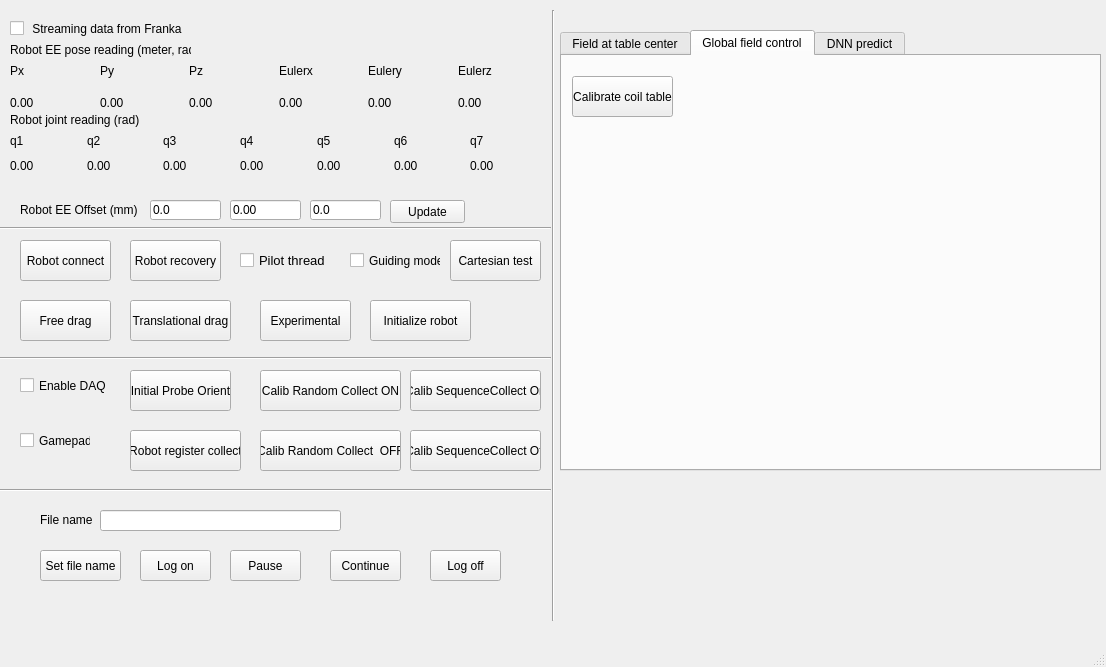
First picture: the form in mainwindow.ui, repository erikfredin/FrankaEmikaGUI, before the edit.
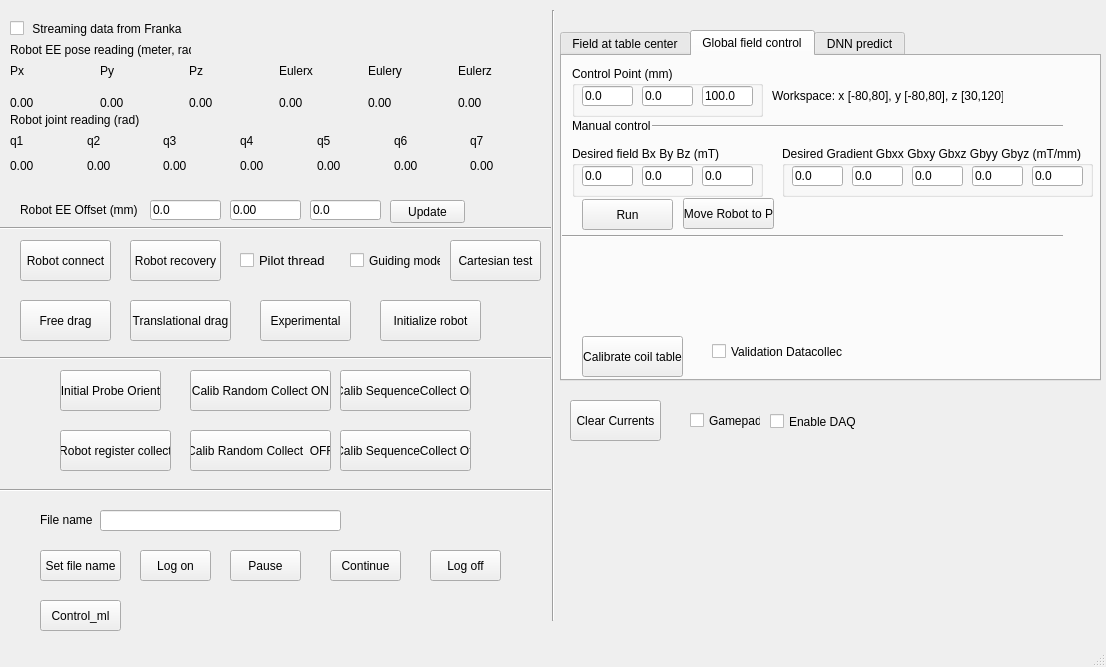
Second picture: the form after the edit.

Commit message: add random evaluation data collection and full workspace field control

```diff
--- a/mainwindow.ui
+++ b/mainwindow.ui
@@ -515,7 +515,7 @@
    <widget class="QPushButton" name="pushButton_registercollect">
     <property name="geometry">
      <rect>
-      <x>130</x>
+      <x>60</x>
       <y>430</y>
       <width>111</width>
       <height>41</height>
@@ -528,7 +528,7 @@
    <widget class="QPushButton" name="pushButton_calibrationcollect">
     <property name="geometry">
      <rect>
-      <x>260</x>
+      <x>190</x>
       <y>370</y>
       <width>141</width>
       <height>41</height>
@@ -554,7 +554,7 @@
    <widget class="QPushButton" name="pushButton_calibrationcollect_off">
     <property name="geometry">
      <rect>
-      <x>260</x>
+      <x>190</x>
       <y>430</y>
       <width>141</width>
       <height>41</height>
@@ -567,8 +567,8 @@
    <widget class="QCheckBox" name="checkBox_enableDAQ">
     <property name="geometry">
      <rect>
-      <x>20</x>
-      <y>370</y>
+      <x>770</x>
+      <y>406</y>
       <width>91</width>
       <height>31</height>
      </rect>
@@ -619,7 +619,7 @@
    <widget class="QPushButton" name="pushButton_initializerobot">
     <property name="geometry">
      <rect>
-      <x>370</x>
+      <x>380</x>
       <y>300</y>
       <width>101</width>
       <height>41</height>
@@ -645,8 +645,8 @@
    <widget class="QCheckBox" name="checkBox_controllerEnable">
     <property name="geometry">
      <rect>
-      <x>20</x>
-      <y>420</y>
+      <x>690</x>
+      <y>400</y>
       <width>71</width>
       <height>41</height>
      </rect>
@@ -671,7 +671,7 @@
    <widget class="QPushButton" name="pushButton_initialprobeorient">
     <property name="geometry">
      <rect>
-      <x>130</x>
+      <x>60</x>
       <y>370</y>
       <width>101</width>
       <height>41</height>
@@ -684,7 +684,7 @@
    <widget class="QPushButton" name="pushButton_calibrationcollect_sequence_on">
     <property name="geometry">
      <rect>
-      <x>410</x>
+      <x>340</x>
       <y>370</y>
       <width>131</width>
       <height>41</height>
@@ -697,7 +697,7 @@
    <widget class="QPushButton" name="pushButton_calibrationcollect_sequence_off">
     <property name="geometry">
      <rect>
-      <x>410</x>
+      <x>340</x>
       <y>430</y>
       <width>131</width>
       <height>41</height>
@@ -713,7 +713,7 @@
       <x>560</x>
       <y>30</y>
       <width>541</width>
-      <height>441</height>
+      <height>351</height>
      </rect>
     </property>
     <property name="currentIndex">
@@ -788,19 +788,6 @@
        <string>Run Global field</string>
       </property>
      </widget>
-     <widget class="QPushButton" name="pushButton_clearcurrent">
-      <property name="geometry">
-       <rect>
-        <x>380</x>
-        <y>30</y>
-        <width>91</width>
-        <height>41</height>
-       </rect>
-      </property>
-      <property name="text">
-       <string>Clear Currents</string>
-      </property>
-     </widget>
     </widget>
     <widget class="QWidget" name="tab_7">
      <attribute name="title">
@@ -809,8 +796,8 @@
      <widget class="QPushButton" name="pushButton_CalibrateCoiltable">
       <property name="geometry">
        <rect>
-        <x>10</x>
-        <y>20</y>
+        <x>20</x>
+        <y>280</y>
         <width>101</width>
         <height>41</height>
        </rect>
@@ -819,6 +806,279 @@
        <string>Calibrate coil table</string>
       </property>
      </widget>
+     <widget class="QGroupBox" name="groupBox_5">
+      <property name="geometry">
+       <rect>
+        <x>10</x>
+        <y>10</y>
+        <width>191</width>
+        <height>51</height>
+       </rect>
+      </property>
+      <property name="title">
+       <string>Control Point (mm)</string>
+      </property>
+      <widget class="QLineEdit" name="lineEdit_Fullworkspace_Px">
+       <property name="geometry">
+        <rect>
+         <x>10</x>
+         <y>20</y>
+         <width>51</width>
+         <height>20</height>
+        </rect>
+       </property>
+       <property name="text">
+        <string>0.0</string>
+       </property>
+      </widget>
+      <widget class="QLineEdit" name="lineEdit_Fullworkspace_Py">
+       <property name="geometry">
+        <rect>
+         <x>70</x>
+         <y>20</y>
+         <width>51</width>
+         <height>20</height>
+        </rect>
+       </property>
+       <property name="text">
+        <string>0.0</string>
+       </property>
+      </widget>
+      <widget class="QLineEdit" name="lineEdit_Fullworkspace_Pz">
+       <property name="geometry">
+        <rect>
+         <x>130</x>
+         <y>20</y>
+         <width>51</width>
+         <height>20</height>
+        </rect>
+       </property>
+       <property name="text">
+        <string>100.0</string>
+       </property>
+      </widget>
+     </widget>
+     <widget class="QGroupBox" name="groupBox_6">
+      <property name="geometry">
+       <rect>
+        <x>10</x>
+        <y>90</y>
+        <width>191</width>
+        <height>51</height>
+       </rect>
+      </property>
+      <property name="title">
+       <string>Desired field Bx By Bz (mT)</string>
+      </property>
+      <widget class="QLineEdit" name="lineEdit_Fullworkspace_Bx">
+       <property name="geometry">
+        <rect>
+         <x>10</x>
+         <y>20</y>
+         <width>51</width>
+         <height>20</height>
+        </rect>
+       </property>
+       <property name="text">
+        <string>0.0</string>
+       </property>
+      </widget>
+      <widget class="QLineEdit" name="lineEdit_Fullworkspace_By">
+       <property name="geometry">
+        <rect>
+         <x>70</x>
+         <y>20</y>
+         <width>51</width>
+         <height>20</height>
+        </rect>
+       </property>
+       <property name="text">
+        <string>0.0</string>
+       </property>
+      </widget>
+      <widget class="QLineEdit" name="lineEdit_Fullworkspace_Bz">
+       <property name="geometry">
+        <rect>
+         <x>130</x>
+         <y>20</y>
+         <width>51</width>
+         <height>20</height>
+        </rect>
+       </property>
+       <property name="text">
+        <string>0.0</string>
+       </property>
+      </widget>
+     </widget>
+     <widget class="QGroupBox" name="groupBox_7">
+      <property name="geometry">
+       <rect>
+        <x>220</x>
+        <y>90</y>
+        <width>311</width>
+        <height>51</height>
+       </rect>
+      </property>
+      <property name="title">
+       <string>Desired Gradient Gbxx Gbxy Gbxz Gbyy Gbyz (mT/mm)</string>
+      </property>
+      <widget class="QLineEdit" name="lineEdit_Fullworkspace_Gxx">
+       <property name="geometry">
+        <rect>
+         <x>10</x>
+         <y>20</y>
+         <width>51</width>
+         <height>20</height>
+        </rect>
+       </property>
+       <property name="text">
+        <string>0.0</string>
+       </property>
+      </widget>
+      <widget class="QLineEdit" name="lineEdit_Fullworkspace_Gxy">
+       <property name="geometry">
+        <rect>
+         <x>70</x>
+         <y>20</y>
+         <width>51</width>
+         <height>20</height>
+        </rect>
+       </property>
+       <property name="text">
+        <string>0.0</string>
+       </property>
+      </widget>
+      <widget class="QLineEdit" name="lineEdit_Fullworkspace_Gxz">
+       <property name="geometry">
+        <rect>
+         <x>130</x>
+         <y>20</y>
+         <width>51</width>
+         <height>20</height>
+        </rect>
+       </property>
+       <property name="text">
+        <string>0.0</string>
+       </property>
+      </widget>
+      <widget class="QLineEdit" name="lineEdit_Fullworkspace_Gyy">
+       <property name="geometry">
+        <rect>
+         <x>190</x>
+         <y>20</y>
+         <width>51</width>
+         <height>20</height>
+        </rect>
+       </property>
+       <property name="text">
+        <string>0.0</string>
+       </property>
+      </widget>
+      <widget class="QLineEdit" name="lineEdit_Fullworkspace_Gyz">
+       <property name="geometry">
+        <rect>
+         <x>250</x>
+         <y>20</y>
+         <width>51</width>
+         <height>20</height>
+        </rect>
+       </property>
+       <property name="text">
+        <string>0.0</string>
+       </property>
+      </widget>
+     </widget>
+     <widget class="Line" name="line_5">
+      <property name="geometry">
+       <rect>
+        <x>90</x>
+        <y>60</y>
+        <width>411</width>
+        <height>20</height>
+       </rect>
+      </property>
+      <property name="orientation">
+       <enum>Qt::Horizontal</enum>
+      </property>
+     </widget>
+     <widget class="Line" name="line_6">
+      <property name="geometry">
+       <rect>
+        <x>0</x>
+        <y>170</y>
+        <width>501</width>
+        <height>20</height>
+       </rect>
+      </property>
+      <property name="orientation">
+       <enum>Qt::Horizontal</enum>
+      </property>
+     </widget>
+     <widget class="QLabel" name="label_5">
+      <property name="geometry">
+       <rect>
+        <x>10</x>
+        <y>60</y>
+        <width>81</width>
+        <height>20</height>
+       </rect>
+      </property>
+      <property name="text">
+       <string>Manual control</string>
+      </property>
+     </widget>
+     <widget class="QLabel" name="label_6">
+      <property name="geometry">
+       <rect>
+        <x>210</x>
+        <y>30</y>
+        <width>231</width>
+        <height>20</height>
+       </rect>
+      </property>
+      <property name="text">
+       <string>Workspace: x [-80,80], y [-80,80], z [30,120]</string>
+      </property>
+     </widget>
+     <widget class="QPushButton" name="pushButton_Fullworkspace_run">
+      <property name="geometry">
+       <rect>
+        <x>20</x>
+        <y>143</y>
+        <width>91</width>
+        <height>31</height>
+       </rect>
+      </property>
+      <property name="text">
+       <string>Run</string>
+      </property>
+     </widget>
+     <widget class="QPushButton" name="pushButton_Fullworkspace_MoveRobot">
+      <property name="geometry">
+       <rect>
+        <x>121</x>
+        <y>142</y>
+        <width>91</width>
+        <height>31</height>
+       </rect>
+      </property>
+      <property name="text">
+       <string>Move Robot to P</string>
+      </property>
+     </widget>
+     <widget class="QCheckBox" name="checkBox_validation_datacollect">
+      <property name="geometry">
+       <rect>
+        <x>150</x>
+        <y>280</y>
+        <width>131</width>
+        <height>31</height>
+       </rect>
+      </property>
+      <property name="text">
+       <string>Validation Datacollect </string>
+      </property>
+     </widget>
     </widget>
     <widget class="QWidget" name="tab_4">
      <attribute name="title">
@@ -1274,6 +1534,32 @@
      <enum>Qt::Horizontal</enum>
     </property>
    </widget>
+   <widget class="QPushButton" name="pushButton_Control_ml">
+    <property name="geometry">
+     <rect>
+      <x>40</x>
+      <y>600</y>
+      <width>81</width>
+      <height>31</height>
+     </rect>
+    </property>
+    <property name="text">
+     <string>Control_ml</string>
+    </property>
+   </widget>
+   <widget class="QPushButton" name="pushButton_clearcurrent">
+    <property name="geometry">
+     <rect>
+      <x>570</x>
+      <y>400</y>
+      <width>91</width>
+      <height>41</height>
+     </rect>
+    </property>
+    <property name="text">
+     <string>Clear Currents</string>
+    </property>
+   </widget>
   </widget>
   <widget class="QStatusBar" name="statusbar"/>
  </widget>
```
Left out of the diff: 14 changed lines with no effect on the pictures. The commit also changes 8 other files.
